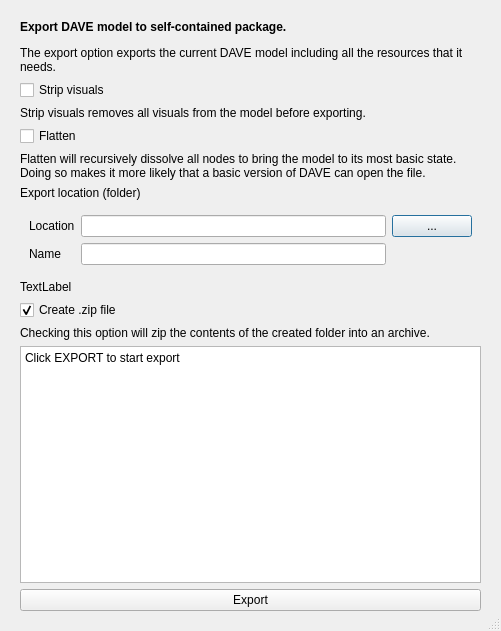
RubendeBruin/DAVE, file guis/dlg_export_package.ui: the form before one commit.
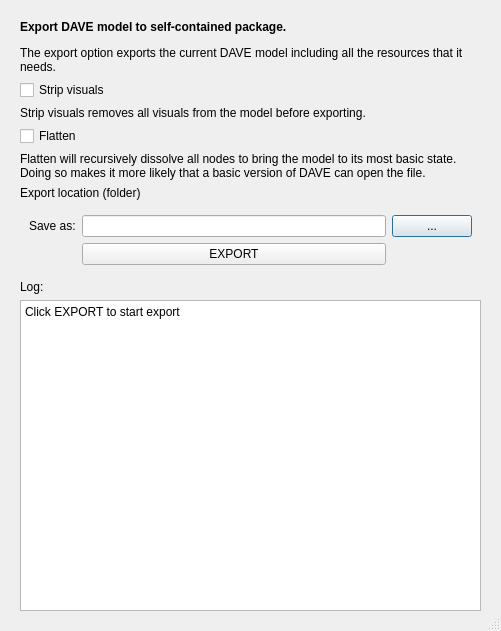
The form after the commit.

Commit message: Fixed self-contained file export (hopefully)

```diff
--- a/guis/dlg_export_package.ui
+++ b/guis/dlg_export_package.ui
@@ -74,6 +74,13 @@
       <item>
        <widget class="QWidget" name="widget_2" native="true">
         <layout class="QGridLayout" name="gridLayout">
+         <item row="0" column="0">
+          <widget class="QLabel" name="label_5">
+           <property name="text">
+            <string>Save as:</string>
+           </property>
+          </widget>
+         </item>
          <item row="0" column="3">
           <widget class="QPushButton" name="pbBrowse">
            <property name="text">
@@ -82,24 +89,14 @@
           </widget>
          </item>
          <item row="0" column="2">
-          <widget class="QLineEdit" name="tbFolder"/>
-         </item>
-         <item row="1" column="0">
-          <widget class="QLabel" name="label_6">
-           <property name="text">
-            <string>Name</string>
-           </property>
-          </widget>
-         </item>
-         <item row="0" column="0">
-          <widget class="QLabel" name="label_5">
-           <property name="text">
-            <string>Location</string>
-           </property>
-          </widget>
+          <widget class="QLineEdit" name="tbFile"/>
          </item>
          <item row="1" column="2">
-          <widget class="QLineEdit" name="tbName"/>
+          <widget class="QPushButton" name="pbExport">
+           <property name="text">
+            <string>EXPORT</string>
+           </property>
+          </widget>
          </item>
         </layout>
        </widget>
@@ -107,27 +104,7 @@
       <item>
        <widget class="QLabel" name="lblInfo">
         <property name="text">
-         <string>TextLabel</string>
-        </property>
-       </widget>
-      </item>
-      <item>
-       <widget class="QCheckBox" name="cbZip">
-        <property name="text">
-         <string>Create .zip file</string>
-        </property>
-        <property name="checked">
-         <bool>true</bool>
-        </property>
-       </widget>
-      </item>
-      <item>
-       <widget class="QLabel" name="label_7">
-        <property name="text">
-         <string>&lt;html&gt;&lt;head/&gt;&lt;body&gt;&lt;p&gt;Checking this option will zip the contents of the created folder into an archive.&lt;/p&gt;&lt;/body&gt;&lt;/html&gt;</string>
-        </property>
-        <property name="wordWrap">
-         <bool>true</bool>
+         <string>Log:</string>
         </property>
        </widget>
       </item>
@@ -144,13 +121,6 @@
         </property>
        </widget>
       </item>
-      <item>
-       <widget class="QPushButton" name="pbExport">
-        <property name="text">
-         <string>Export</string>
-        </property>
-       </widget>
-      </item>
      </layout>
     </widget>
    </item>
```
The commit also changes 11 other files.
